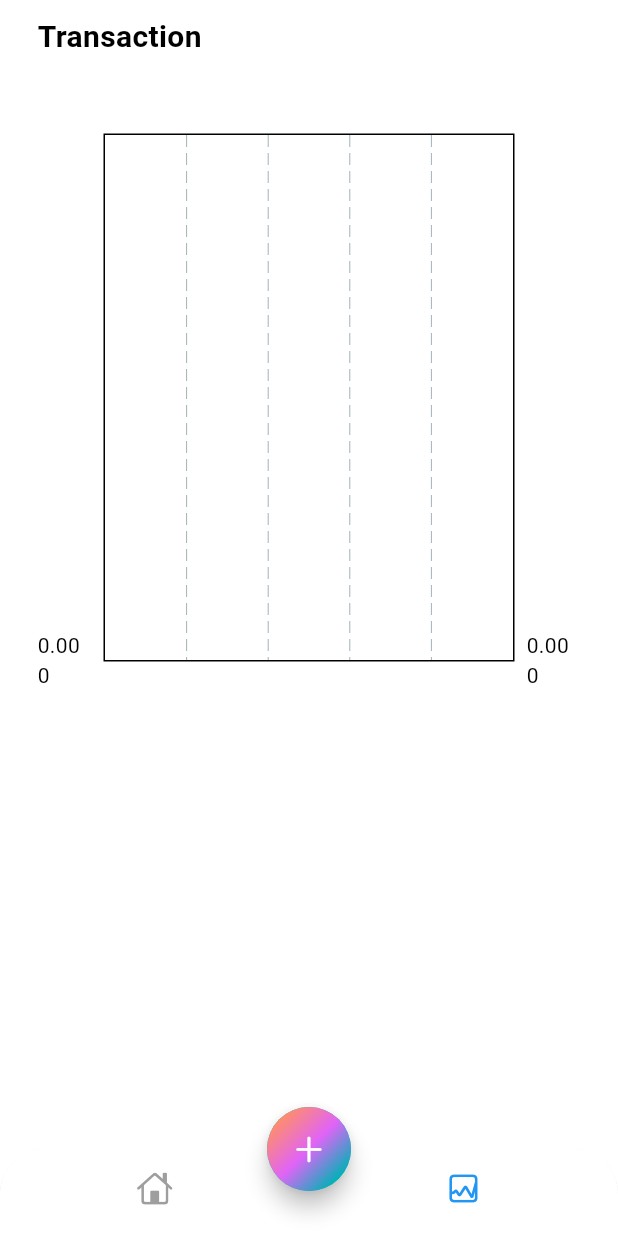
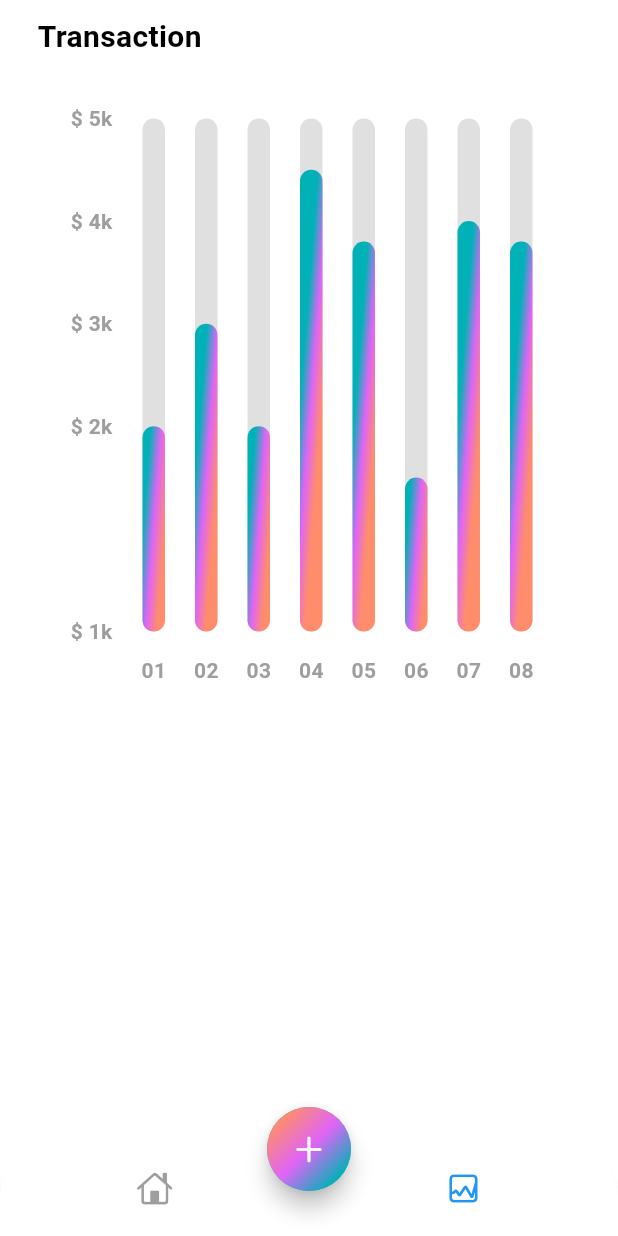
Before and after one commit to tobiasprima/expense_tracker, a Flutter app: the screen it shows after launch, item 2 of the bottom bar chosen, on a phone screen of 412 x 824 dp. Run offline on Flutter 3.47's test engine with Material 3 defaults, Android fonts, the phone set to English and light mode, and no system bars; drawn by our look-alikes of fl_chart; our stand-ins replace font_awesome_flutter.

Commit message:
feat: chart

```diff
--- /dev/null
+++ b/lib/screens/stats/chart.dart
@@ -0,0 +1,151 @@
+import 'dart:math';
+
+import 'package:fl_chart/fl_chart.dart';
+import 'package:flutter/material.dart';
+
+class MyChart extends StatefulWidget {
+  const MyChart({super.key});
+
+  @override
+  State<MyChart> createState() => _MyChartState();
+}
+
+class _MyChartState extends State<MyChart> {
+  @override
+  Widget build(BuildContext context) {
+    return BarChart(mainBarData());
+  }
+
+  BarChartGroupData makeGroupData(int x, double y) {
+    return BarChartGroupData(x: x, barRods: [
+      BarChartRodData(
+          toY: y,
+          gradient: LinearGradient(colors: [
+            Theme.of(context).colorScheme.primary,
+            Theme.of(context).colorScheme.secondary,
+            Theme.of(context).colorScheme.tertiary
+          ], transform: const GradientRotation(pi / 40)),
+          width: 15,
+          backDrawRodData: BackgroundBarChartRodData(
+              show: true, toY: 5, color: Colors.grey.shade300))
+    ]);
+  }
+
+  List<BarChartGroupData> showingGroups() => List.generate(8, (i) {
+        switch (i) {
+          case 0:
+            return makeGroupData(0, 2);
+          case 1:
+            return makeGroupData(1, 3);
+          case 2:
+            return makeGroupData(2, 2);
+          case 3:
+            return makeGroupData(3, 4.5);
+          case 4:
+            return makeGroupData(4, 3.8);
+          case 5:
+            return makeGroupData(5, 1.5);
+          case 6:
+            return makeGroupData(6, 4);
+          case 7:
+            return makeGroupData(7, 3.8);
+          default:
+            return throw Error();
+        }
+      });
+
+  BarChartData mainBarData() {
+    return BarChartData(
+      titlesData: FlTitlesData(
+        show: true,
+        rightTitles: AxisTitles(sideTitles: SideTitles(showTitles: false)),
+        topTitles: AxisTitles(sideTitles: SideTitles(showTitles: false)),
+        bottomTitles: AxisTitles(
+            sideTitles: SideTitles(
+                showTitles: true,
+                reservedSize: 38,
+                getTitlesWidget: getTitles)),
+        leftTitles: AxisTitles(
+            sideTitles: SideTitles(
+                showTitles: true,
+                reservedSize: 38,
+                getTitlesWidget: leftTitles)),
+      ),
+      borderData: FlBorderData(show: false),
+      gridData: FlGridData(show: false),
+      barGroups: showingGroups(),
+    );
+  }
+
+  Widget getTitles(double value, TitleMeta meta) {
+    const style = TextStyle(
+        color: Colors.grey, fontWeight: FontWeight.bold, fontSize: 14);
+    Widget text;
+
+    switch (value.toInt()) {
+      case 0:
+        text = const Text('01', style: style);
+        break;
+      case 1:
+        text = const Text('02', style: style);
+        break;
+      case 2:
+        text = const Text('03', style: style);
+        break;
+      case 3:
+        text = const Text('04', style: style);
+        break;
+      case 4:
+        text = const Text('05', style: style);
+        break;
+      case 5:
+        text = const Text('06', style: style);
+        break;
+      case 6:
+        text = const Text('07', style: style);
+        break;
+      case 7:
+        text = const Text('08', style: style);
+        break;
+      default:
+        text = const Text(
+          '',
+          style: style,
+        );
+    }
+
+    return SideTitleWidget(
+      axisSide: meta.axisSide,
+      space: 16,
+      child: text,
+    );
+  }
+
+  Widget leftTitles(double value, TitleMeta meta) {
+    const style = TextStyle(
+        color: Colors.grey, fontWeight: FontWeight.bold, fontSize: 14);
+    String text;
+    if (value == 0) {
+      text = '\$ 1k';
+    } else if (value == 2) {
+      text = '\$ 2k';
+    } else if (value == 3) {
+      text = '\$ 3k';
+    } else if (value == 4) {
+      text = '\$ 4k';
+    } else if (value == 5) {
+      text = '\$ 5k';
+    } else {
+      return Container();
+    }
+
+    return SideTitleWidget(
+      axisSide: meta.axisSide,
+      space: 0,
+      child: Text(
+        text,
+        style: style,
+      ),
+    );
+  }
+}
--- a/lib/screens/stats/stats.dart
+++ b/lib/screens/stats/stats.dart
@@ -1,4 +1,4 @@
-import 'package:fl_chart/fl_chart.dart';
+import 'package:expense_tracker/screens/stats/chart.dart';
 import 'package:flutter/material.dart';
 
 class StatScreen extends StatelessWidget {
@@ -20,10 +20,15 @@ class StatScreen extends StatelessWidget {
               height: 20,
             ),
             Container(
-              width: MediaQuery.of(context).size.width,
-              height: MediaQuery.of(context).size.width,
-              child: BarChart(BarChartData()),
-            )
+                width: MediaQuery.of(context).size.width,
+                height: MediaQuery.of(context).size.width,
+                decoration: BoxDecoration(
+                    color: Colors.white,
+                    borderRadius: BorderRadius.circular(12)),
+                child: const Padding(
+                  padding: EdgeInsets.fromLTRB(12, 20, 12, 12),
+                  child: MyChart(),
+                ))
           ],
         ),
       ),
```
